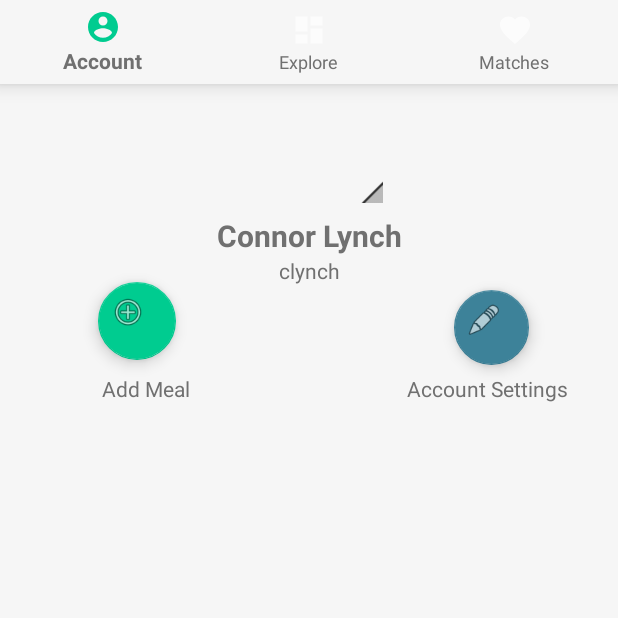
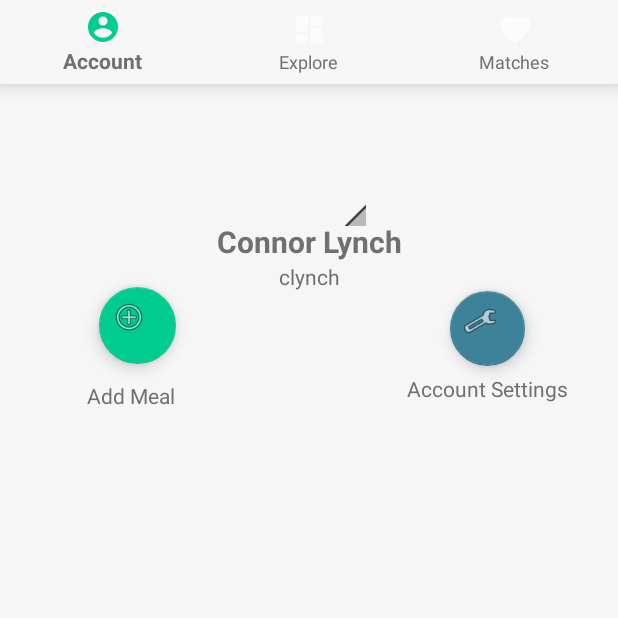
Before and after one commit to jmckinn1/Mixer, an Android app: the AccountFragment screen opened directly, with no data from a screen before it, on a phone screen of 412 x 824 dp, the top half of it. Run offline under Robolectric (Android 15) with nearby library versions, the phone set to English and light mode, and no system bars.

Commit message:
Started to add the listeners for the buttons on the account fragment.  Also created the add meal page and it should allow the user to add an image from the phone gallery.  There are no errors but the app keeps crashing.

```diff
--- a/app/src/main/AndroidManifest.xml
+++ b/app/src/main/AndroidManifest.xml
@@ -41,7 +41,8 @@
         <activity
             android:name=".CreateAccount"
             android:label="@string/title_activity_create_account" />
-        <activity android:name=".MainActivity"></activity>
+        <activity android:name=".MainActivity" />
+        <activity android:name=".AddMeal"></activity>
     </application>
 
 </manifest>
--- a/app/src/main/java/mixr/mixr/AccountFragment.java
+++ b/app/src/main/java/mixr/mixr/AccountFragment.java
@@ -1,5 +1,6 @@
 package mixr.mixr;
 
+import android.content.Intent;
 import android.content.Context;
 import android.net.Uri;
 import android.os.Bundle;
@@ -7,6 +8,8 @@ import android.support.v4.app.Fragment;
 import android.view.LayoutInflater;
 import android.view.View;
 import android.view.ViewGroup;
+import android.widget.Button;
+import android.widget.RelativeLayout;
 import android.widget.Toast;
 
 
@@ -19,6 +22,9 @@ import android.widget.Toast;
  * create an instance of this fragment.
  */
 public class AccountFragment extends Fragment {
+//    View view;
+//    Button GoToAddMeal;
+    Button GoToAccountSettings;
     // TODO: Rename parameter arguments, choose names that match
     // the fragment initialization parameters, e.g. ARG_ITEM_NUMBER
     private static final String ARG_PARAM1 = "param1";
@@ -55,17 +61,45 @@ public class AccountFragment extends Fragment {
     @Override
     public void onCreate(Bundle savedInstanceState) {
         super.onCreate(savedInstanceState);
+
+
+
         if (getArguments() != null) {
             mParam1 = getArguments().getString(ARG_PARAM1);
             mParam2 = getArguments().getString(ARG_PARAM2);
         }
     }
 
+
     @Override
     public View onCreateView(LayoutInflater inflater, ViewGroup container,
                              Bundle savedInstanceState) {
         // Inflate the layout for this fragment
-        return inflater.inflate(R.layout.fragment_account, container, false);
+
+        View rootView = inflater.inflate(R.layout.fragment_account, container, false);
+//        Button goToAddMeal = (Button)rootView.findViewById(R.id.addMeal);
+//        goToAddMeal.setOnClickListener(new View.OnClickListener() {
+//            @Override
+//            public void onClick(View v) {
+//                Intent intent = new Intent(getActivity(), AddMeal.class);
+//                startActivity(intent);
+//            }
+//        });
+//        Button goToAccountSettings = (Button) mRelativeLayout.findViewById(R.id.accountSettings);
+//        goToAccountSettings.setOnClickListener(new View.OnClickListener() {
+//            @Override
+//            public void onClick(View v) {
+////                Intent intent = new Intent(getActivity(), AccoutSettings.class);
+////                startActivity(intent);
+//            }
+//        });
+
+        return rootView;
+
+
+
+
+//        return inflater.inflate(R.layout.fragment_account, container, false);
     }
 
     // TODO: Rename method, update argument and hook method into UI event
@@ -74,6 +108,7 @@ public class AccountFragment extends Fragment {
             mListener.onFragmentInteraction(uri);
         }
     }
+
 
     @Override
     public void onAttach(Context context) {
@@ -105,4 +140,5 @@ public class AccountFragment extends Fragment {
         // TODO: Update argument type and name
         void onFragmentInteraction(Uri uri);
     }
+
 }
--- a/app/src/main/java/mixr/mixr/WelcomeScreen.java
+++ b/app/src/main/java/mixr/mixr/WelcomeScreen.java
@@ -42,6 +42,7 @@ public class WelcomeScreen extends AppCompatActivity {
                 // Intent code for open new activity through intent.
 
                 Intent intent = new Intent(WelcomeScreen.this, CreateAccount.class);
+//                Intent intent = new Intent(WelcomeScreen.this, AddMeal.class);
                 startActivity(intent);
 
             }
--- a/app/src/main/res/layout/fragment_account.xml
+++ b/app/src/main/res/layout/fragment_account.xml
@@ -16,18 +16,19 @@
 
     <QuickContactBadge
         android:id="@+id/quickContactBadge2"
-        android:layout_width="98dp"
+        android:layout_gravity="center_horizontal"
+        android:layout_width="75dp"
         android:layout_height="0dp"
         app:srcCompat="@drawable/ic_account_circle_black_24dp"
         android:layout_weight="0.05"
         tools:layout_constraintTop_creator="1"
         tools:layout_constraintRight_creator="1"
         tools:layout_constraintBottom_creator="1"
-        app:layout_constraintBottom_toTopOf="@+id/textView3"
+        app:layout_constraintBottom_toBottomOf="@+id/textView3"
         app:layout_constraintRight_toRightOf="parent"
         android:layout_marginTop="16dp"
         tools:layout_constraintLeft_creator="1"
-        android:layout_marginBottom="8dp"
+        android:layout_marginBottom="24dp"
         app:layout_constraintLeft_toLeftOf="parent"
         app:layout_constraintTop_toTopOf="parent" />
 
@@ -42,13 +43,13 @@
         android:textStyle="bold"
         android:layout_marginStart="117dp"
         android:layout_marginEnd="117dp"
+        tools:layout_constraintTop_creator="1"
         tools:layout_constraintRight_creator="1"
-        tools:layout_constraintBottom_creator="1"
-        app:layout_constraintBottom_toTopOf="@+id/addMeal"
         app:layout_constraintRight_toRightOf="parent"
+        android:layout_marginTop="91dp"
         tools:layout_constraintLeft_creator="1"
-        android:layout_marginBottom="17dp"
         app:layout_constraintLeft_toLeftOf="parent"
+        app:layout_constraintTop_toTopOf="parent"
         android:layout_marginLeft="117dp"
         android:layout_marginRight="117dp" />
 
@@ -71,40 +72,41 @@
 
     <android.support.design.widget.FloatingActionButton
         android:id="@+id/addMeal"
-        android:layout_width="57dp"
-        android:layout_height="52dp"
+        android:layout_width="52dp"
+        android:layout_height="51dp"
         android:clickable="true"
         app:backgroundTint="@color/colorPrimary"
         app:fabSize="mini"
         app:srcCompat="@android:drawable/ic_menu_add"
-        android:layout_marginEnd="9dp"
-        tools:layout_constraintRight_creator="1"
+        tools:layout_constraintTop_creator="1"
         tools:layout_constraintBottom_creator="1"
-        app:layout_constraintBottom_toTopOf="@+id/textView5"
-        app:layout_constraintRight_toRightOf="@+id/textView5"
-        android:layout_marginBottom="9dp"
-        android:layout_marginRight="9dp" />
+        android:layout_marginStart="8dp"
+        app:layout_constraintBottom_toBottomOf="@+id/accountSettings"
+        app:layout_constraintTop_toBottomOf="@+id/textView"
+        tools:layout_constraintLeft_creator="1"
+        android:layout_marginBottom="1dp"
+        app:layout_constraintLeft_toLeftOf="@+id/textView5"
+        android:layout_marginLeft="8dp"
+        app:layout_constraintVertical_bias="1.0" />
 
     <android.support.design.widget.FloatingActionButton
-        android:id="@+id/AccountSettings"
-        android:layout_width="57dp"
+        android:id="@+id/accountSettings"
+        android:layout_width="50dp"
         android:layout_height="50dp"
         android:clickable="true"
         app:backgroundTint="@color/colorPrimaryDark"
         app:fabSize="mini"
-        app:srcCompat="@android:drawable/ic_menu_edit"
+        app:srcCompat="@android:drawable/ic_menu_manage"
         tools:layout_constraintTop_creator="1"
         tools:layout_constraintRight_creator="1"
         tools:layout_constraintBottom_creator="1"
         app:layout_constraintBottom_toBottomOf="@+id/textView6"
         app:layout_constraintRight_toRightOf="@+id/textView6"
-        android:layout_marginTop="17dp"
+        android:layout_marginTop="20dp"
         app:layout_constraintTop_toBottomOf="@+id/textView3"
         tools:layout_constraintLeft_creator="1"
         android:layout_marginBottom="25dp"
-        app:layout_constraintLeft_toLeftOf="@+id/textView6"
-        app:layout_constraintHorizontal_bias="0.542"
-        app:layout_constraintVertical_bias="1.0" />
+        app:layout_constraintLeft_toLeftOf="@+id/textView6" />
 
     <TextView
         android:id="@+id/textView6"
@@ -114,10 +116,9 @@
         android:layout_marginEnd="33dp"
         tools:layout_constraintTop_creator="1"
         tools:layout_constraintRight_creator="1"
-        tools:layout_constraintBottom_creator="1"
-        app:layout_constraintBottom_toBottomOf="@+id/textView5"
         app:layout_constraintRight_toRightOf="parent"
-        app:layout_constraintTop_toTopOf="@+id/textView5"
+        android:layout_marginTop="193dp"
+        app:layout_constraintTop_toTopOf="parent"
         android:layout_marginRight="33dp" />
 
     <TextView
@@ -125,12 +126,12 @@
         android:layout_width="wrap_content"
         android:layout_height="wrap_content"
         android:text="@string/add_meal"
-        android:layout_marginStart="68dp"
+        android:layout_marginStart="58dp"
         tools:layout_constraintTop_creator="1"
-        android:layout_marginTop="193dp"
+        android:layout_marginTop="11dp"
+        app:layout_constraintTop_toBottomOf="@+id/addMeal"
         tools:layout_constraintLeft_creator="1"
         app:layout_constraintLeft_toLeftOf="parent"
-        app:layout_constraintTop_toTopOf="parent"
         android:layout_marginLeft="58dp" />
 
 
--- /dev/null
+++ b/app/src/main/res/values/ids.xml
@@ -0,0 +1,4 @@
+<?xml version="1.0" encoding="utf-8"?>
+<resources>
+    <item name="imageToUpload" type="id" />
+</resources>
--- a/app/src/main/res/values/strings.xml
+++ b/app/src/main/res/values/strings.xml
@@ -33,4 +33,5 @@
     <string name="account_settings">Account Settings</string>
     <string name="welcome_to_whisc">Welcome to Whisc</string>
     <string name="login_with_whisc">Login with Whisc</string>
+    <string name="meal_name">Meal Name</string>
 </resources>
```
Also changed, not shown: app/src/main/java/mixr/mixr/AddMeal.java (added, +52 -0 lines), app/src/main/java/mixr/mixr/HomeScreen.java (+38 -0 lines), app/src/main/res/layout/activity_add_meal.xml (added, +58 -0 lines).
